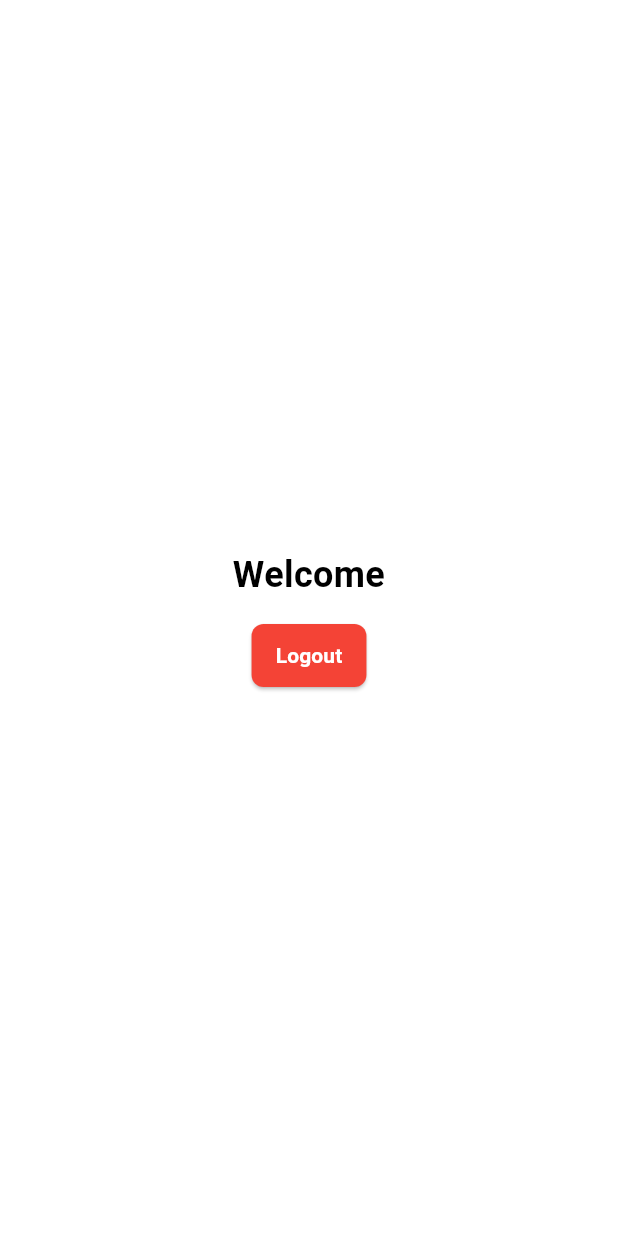
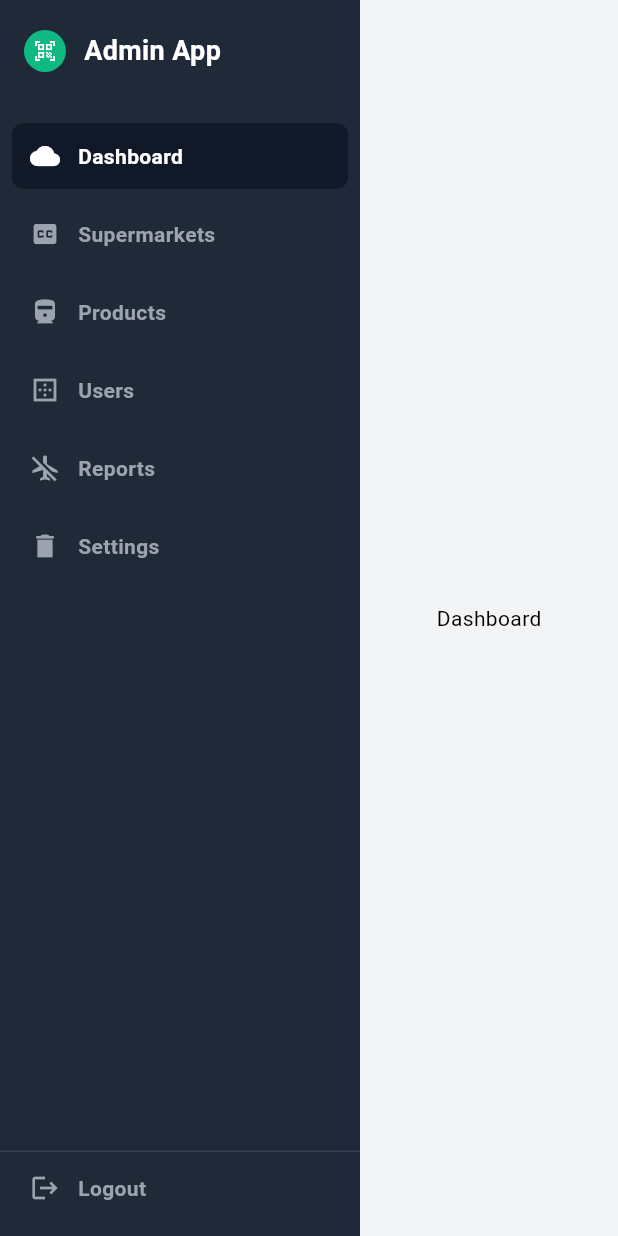
Before and after one commit to eliereliable/esupermarketbo_fe, a Flutter app: the HomeScreen screen opened by its route, on a phone screen of 412 x 824 dp. Run offline on Flutter 3.47's test engine with Material 3 defaults, Android fonts, the light colour scheme and no system bars; our stand-ins replace bloc, equatable, flutter_bloc, flutter_secure_storage, pinput; accounts and stored records are empty.

Commit message:
working on dashboard

```diff
--- a/lib/App/view/app.dart
+++ b/lib/App/view/app.dart
@@ -1,7 +1,7 @@
 import 'package:authentication_repository/authentication_repository.dart';
 import 'package:esupermarketbo_fe/App/bloc/app_bloc.dart';
 import 'package:esupermarketbo_fe/ThemeManager/theme_mnager.dart';
-import 'package:esupermarketbo_fe/screens/home_page.dart';
+import 'package:esupermarketbo_fe/screens/home/home_page.dart';
 import 'package:esupermarketbo_fe/screens/login/view/login_page.dart';
 import 'package:esupermarketbo_fe/screens/two_factor/view/two_factor_page.dart';
 import 'package:flutter/material.dart';
--- /dev/null
+++ b/lib/screens/home/cubit/home_cubit.dart
@@ -0,0 +1,11 @@
+import 'package:bloc/bloc.dart';
+import 'home_state.dart';
+
+class HomeCubit extends Cubit<HomeState> {
+  HomeCubit() : super(const HomeState());
+
+  void selectTab(int index) {
+    if (index == state.selectedIndex) return;
+    emit(state.copyWith(selectedIndex: index));
+  }
+}
--- /dev/null
+++ b/lib/screens/home/cubit/home_state.dart
@@ -0,0 +1,14 @@
+import 'package:equatable/equatable.dart';
+
+class HomeState extends Equatable {
+  final int selectedIndex;
+
+  const HomeState({this.selectedIndex = 0});
+
+  HomeState copyWith({int? selectedIndex}) {
+    return HomeState(selectedIndex: selectedIndex ?? this.selectedIndex);
+  }
+
+  @override
+  List<Object?> get props => [selectedIndex];
+}
--- /dev/null
+++ b/lib/screens/home/home_page.dart
@@ -0,0 +1,69 @@
+import 'package:authentication_repository/authentication_repository.dart';
+import 'package:flutter/material.dart';
+import 'package:flutter_bloc/flutter_bloc.dart';
+import 'cubit/home_cubit.dart';
+import 'cubit/home_state.dart';
+import 'widgets/home_sections.dart';
+import 'widgets/side_nav.dart';
+
+class HomeScreen extends StatelessWidget {
+  const HomeScreen({super.key});
+
+  @override
+  Widget build(BuildContext context) {
+    final authRepo = context.read<AuthenticationRepository>();
+
+    return BlocProvider(
+      create: (_) => HomeCubit(),
+      child: BlocBuilder<HomeCubit, HomeState>(
+        builder: (context, state) {
+          final sections = const [
+            DashboardSection(),
+            OrdersSection(),
+            ProductsSection(),
+            CustomersSection(),
+            ReportsSection(),
+            SettingsSection(),
+          ];
+
+          return Scaffold(
+            body: Row(
+              children: [
+                SideNav(
+                  selectedIndex: state.selectedIndex,
+                  onSelect: (index) async {
+                    if (index == -1) {
+                      try {
+                        await authRepo.logout();
+                        if (context.mounted) {
+                          Navigator.of(context).pushReplacementNamed('/login');
+                        }
+                      } catch (e) {
+                        if (context.mounted) {
+                          ScaffoldMessenger.of(context).showSnackBar(
+                            SnackBar(content: Text('Failed to logout: $e')),
+                          );
+                        }
+                      }
+                      return;
+                    }
+                    context.read<HomeCubit>().selectTab(index);
+                  },
+                ),
+                Expanded(
+                  child: Container(
+                    color: const Color(0xFFF3F4F6),
+                    child: AnimatedSwitcher(
+                      duration: const Duration(milliseconds: 250),
+                      child: sections[state.selectedIndex],
+                    ),
+                  ),
+                ),
+              ],
+            ),
+          );
+        },
+      ),
+    );
+  }
+}
--- /dev/null
+++ b/lib/screens/home/widgets/home_sections.dart
@@ -0,0 +1,49 @@
+import 'package:flutter/material.dart';
+
+class DashboardSection extends StatelessWidget {
+  const DashboardSection({super.key});
+  @override
+  Widget build(BuildContext context) {
+    return const Center(child: Text('Dashboard'));
+  }
+}
+
+class OrdersSection extends StatelessWidget {
+  const OrdersSection({super.key});
+  @override
+  Widget build(BuildContext context) {
+    return const Center(child: Text('Orders'));
+  }
+}
+
+class ProductsSection extends StatelessWidget {
+  const ProductsSection({super.key});
+  @override
+  Widget build(BuildContext context) {
+    return const Center(child: Text('Products'));
+  }
+}
+
+class CustomersSection extends StatelessWidget {
+  const CustomersSection({super.key});
+  @override
+  Widget build(BuildContext context) {
+    return const Center(child: Text('Customers'));
+  }
+}
+
+class ReportsSection extends StatelessWidget {
+  const ReportsSection({super.key});
+  @override
+  Widget build(BuildContext context) {
+    return const Center(child: Text('Reports'));
+  }
+}
+
+class SettingsSection extends StatelessWidget {
+  const SettingsSection({super.key});
+  @override
+  Widget build(BuildContext context) {
+    return const Center(child: Text('Settings'));
+  }
+}
--- /dev/null
+++ b/lib/screens/home/widgets/side_nav.dart
@@ -0,0 +1,147 @@
+import 'package:flutter/material.dart';
+
+class SideNav extends StatelessWidget {
+  final int selectedIndex;
+  final ValueChanged<int> onSelect;
+  const SideNav({
+    super.key,
+    required this.selectedIndex,
+    required this.onSelect,
+  });
+
+  @override
+  Widget build(BuildContext context) {
+    final items = <_NavItem>[
+      const _NavItem(
+        IconData(0xe871, fontFamily: 'MaterialIcons'),
+        'Dashboard',
+      ),
+      const _NavItem(
+        IconData(0xe16c, fontFamily: 'MaterialIcons'),
+        'Supermarkets',
+      ),
+      const _NavItem(IconData(0xe1db, fontFamily: 'MaterialIcons'), 'Products'),
+      const _NavItem(IconData(0xe7fb, fontFamily: 'MaterialIcons'), 'Users'),
+      const _NavItem(IconData(0xe06f, fontFamily: 'MaterialIcons'), 'Reports'),
+      const _NavItem(IconData(0xe8b8, fontFamily: 'MaterialIcons'), 'Settings'),
+    ];
+
+    return Container(
+      width: 240,
+      color: const Color(0xFF1F2937),
+      child: SafeArea(
+        child: Column(
+          crossAxisAlignment: CrossAxisAlignment.start,
+          children: [
+            Padding(
+              padding: const EdgeInsets.fromLTRB(16, 20, 16, 16),
+              child: Row(
+                children: const [
+                  CircleAvatar(
+                    radius: 14,
+                    backgroundColor: Color(0xFF10B981),
+                    child: Icon(
+                      Icons.qr_code_scanner,
+                      size: 16,
+                      color: Colors.white,
+                    ),
+                  ),
+                  SizedBox(width: 12),
+                  Text(
+                    'Admin App',
+                    style: TextStyle(
+                      color: Colors.white,
+                      fontSize: 18,
+                      fontWeight: FontWeight.w700,
+                    ),
+                  ),
+                ],
+              ),
+            ),
+            const SizedBox(height: 8),
+            Expanded(
+              child: ListView.separated(
+                padding: const EdgeInsets.symmetric(vertical: 8),
+                itemCount: items.length,
+                separatorBuilder: (_, __) => const SizedBox(height: 4),
+                itemBuilder: (context, index) {
+                  final isSelected = index == selectedIndex;
+                  return _SideTile(
+                    icon: items[index].icon,
+                    label: items[index].label,
+                    selected: isSelected,
+                    onTap: () => onSelect(index),
+                  );
+                },
+              ),
+            ),
+            const Divider(color: Color(0xFF374151), height: 1),
+            _SideTile(
+              icon: Icons.logout,
+              label: 'Logout',
+              selected: false,
+              onTap: () => onSelect(-1),
+            ),
+            const SizedBox(height: 8),
+          ],
+        ),
+      ),
+    );
+  }
+}
+
+class _SideTile extends StatelessWidget {
+  final IconData icon;
+  final String label;
+  final bool selected;
+  final VoidCallback onTap;
+  const _SideTile({
+    required this.icon,
+    required this.label,
+    required this.selected,
+    required this.onTap,
+  });
+
+  @override
+  Widget build(BuildContext context) {
+    final bg = selected ? const Color(0xFF111827) : Colors.transparent;
+    final fg = selected ? Colors.white : const Color(0xFF9CA3AF);
+    return Padding(
+      padding: const EdgeInsets.symmetric(horizontal: 8, vertical: 2),
+      child: InkWell(
+        borderRadius: BorderRadius.circular(8),
+        onTap: onTap,
+        child: Container(
+          height: 44,
+          decoration: BoxDecoration(
+            color: bg,
+            borderRadius: BorderRadius.circular(8),
+          ),
+          padding: const EdgeInsets.symmetric(horizontal: 12),
+          child: Row(
+            children: [
+              Icon(icon, color: fg, size: 20),
+              const SizedBox(width: 12),
+              Expanded(
+                child: Text(
+                  label,
+                  style: TextStyle(
+                    color: fg,
+                    fontSize: 14,
+                    fontWeight: FontWeight.w600,
+                  ),
+                ),
+              ),
+            ],
+          ),
+        ),
+      ),
+    );
+  }
+}
+
+class _NavItem {
+  final IconData icon;
+  final String label;
+  const _NavItem(this.icon, this.label);
+}
--- a/lib/screens/home_page.dart
+++ /dev/null
@@ -1,77 +0,0 @@
-import 'package:authentication_repository/authentication_repository.dart';
-import 'package:flutter/material.dart';
-import 'package:flutter_bloc/flutter_bloc.dart';
-
-class HomeScreen extends StatelessWidget {
-  const HomeScreen({super.key});
-
-  @override
-  Widget build(BuildContext context) {
-    final authRepo = context.read<AuthenticationRepository>();
-    final user = authRepo.currentUser;
-    final displayName = user?.displayName?.trim();
-
-    return Scaffold(
-      body: Center(
-        child: ConstrainedBox(
-          constraints: const BoxConstraints(maxWidth: 480),
-          child: Column(
-            mainAxisAlignment: MainAxisAlignment.center,
-            crossAxisAlignment: CrossAxisAlignment.center,
-            mainAxisSize: MainAxisSize.min,
-            children: [
-              Text(
-                displayName != null && displayName.isNotEmpty
-                    ? 'Welcome, $displayName'
-                    : 'Welcome',
-                style: const TextStyle(
-                  fontSize: 24,
-                  fontWeight: FontWeight.w600,
-                ),
-                textAlign: TextAlign.center,
-              ),
-              const SizedBox(height: 16),
-              SizedBox(
-                height: 42,
-                child: ElevatedButton(
-                  onPressed: () async {
-
-                    try {
-                      await authRepo.logout(
-
-                      );
-                      if (context.mounted) {
-                        Navigator.of(context).pushReplacementNamed('/login');
-                      }
-                    } catch (e) {
-                      if (context.mounted) {
-                        ScaffoldMessenger.of(context).showSnackBar(
-                          SnackBar(content: Text('Failed to logout: $e')),
-                        );
-                      }
-                    }
-                  },
-                  style: ElevatedButton.styleFrom(
-                    padding: const EdgeInsets.symmetric(
-                      vertical: 10,
-                      horizontal: 16,
-                    ),
-                    backgroundColor: Colors.red,
-                    foregroundColor: Colors.white,
-                    shape: RoundedRectangleBorder(
-                      borderRadius: BorderRadius.circular(8),
-                    ),
-                  ),
-                  child: const Text(
-                    'Logout',
-                    style: TextStyle(fontSize: 14, fontWeight: FontWeight.w600),
-                  ),
-                ),
-              ),
-            ],
-          ),
-        ),
-      ),
-    );
-  }
-}
--- /dev/null
+++ b/lib/screens/supermarkets/bloc/suppliers_bloc.dart
@@ -0,0 +1,13 @@
+import 'package:bloc/bloc.dart';
+import 'package:equatable/equatable.dart';
+
+part 'suppliers_event.dart';
+part 'suppliers_state.dart';
+
+class SuppliersBloc extends Bloc<SuppliersEvent, SuppliersState> {
+  SuppliersBloc() : super(SuppliersInitial()) {
+    on<SuppliersEvent>((event, emit) {
+      // TODO: implement event handler
+    });
+  }
+}
--- /dev/null
+++ b/lib/screens/supermarkets/bloc/suppliers_event.dart
@@ -0,0 +1,8 @@
+part of 'suppliers_bloc.dart';
+
+sealed class SuppliersEvent extends Equatable {
+  const SuppliersEvent();
+
+  @override
+  List<Object> get props => [];
+}
--- /dev/null
+++ b/lib/screens/supermarkets/bloc/suppliers_state.dart
@@ -0,0 +1,10 @@
+part of 'suppliers_bloc.dart';
+
+sealed class SuppliersState extends Equatable {
+  const SuppliersState();
+
+  @override
+  List<Object> get props => [];
+}
+
+final class SuppliersInitial extends SuppliersState {}
--- a/packages/authentication_repository/lib/src/classes/JWTAuth.dart
+++ b/packages/authentication_repository/lib/src/classes/JWTAuth.dart
@@ -1,6 +1,7 @@
 import 'dart:async';
 import 'dart:convert';
 import 'dart:developer';
+import 'dart:io';
 import 'package:authentication_repository/src/authentication_repository.dart';
 import 'package:authentication_repository/src/classes/AbstractAuth.dart';
 
@@ -11,12 +12,20 @@ import 'package:authentication_repository/src/utils/network_utils.dart';
 import 'package:flutter_secure_storage/flutter_secure_storage.dart' as FSS;
 
 class URLS {
-  static const String baseUrl = "https://localhost:7010/api/";
-  static const String verifyOtpUrl = "${baseUrl}Auth/login/verify";
-  static const String logoutUrl = "${baseUrl}Auth/logout";
-  static const String loginUrl = "${baseUrl}Auth/login";
-  // Optional: add refresh endpoint if available
-  static const String refreshUrl = "${baseUrl}Auth/refresh";
+  static String get baseUrl {
+    if (Platform.isAndroid) {
+      return "http://10.0.2.2:7010/api/"; // Android emulator
+    } else if (Platform.isIOS) {
+      return "http://localhost:7010/api/"; // iOS simulator
+    } else {
+      return "http://localhost:7010/api/"; // Web/Desktop
+    }
+  }
+
+  static String get verifyOtpUrl => "${baseUrl}Auth/login/verify";
+  static String get logoutUrl => "${baseUrl}Auth/logout";
+  static String get loginUrl => "${baseUrl}Auth/login";
+  static String get refreshUrl => "${baseUrl}Auth/refresh";
 }
 
 class JWTAuth implements AbstractAuth {
@@ -335,11 +344,7 @@ class JWTAuth implements AbstractAuth {
   }
 
   @override
-  Future logout(
-
-  )  async {
-
-
+  Future logout() async {
     await _secureStorage.delete(key: "jwt_token");
     await _secureStorage.delete(key: "user_data");
     // await _secureStorage.delete(key: "device_token");
```
Lines whose indentation alone changed are shown as unchanged.
